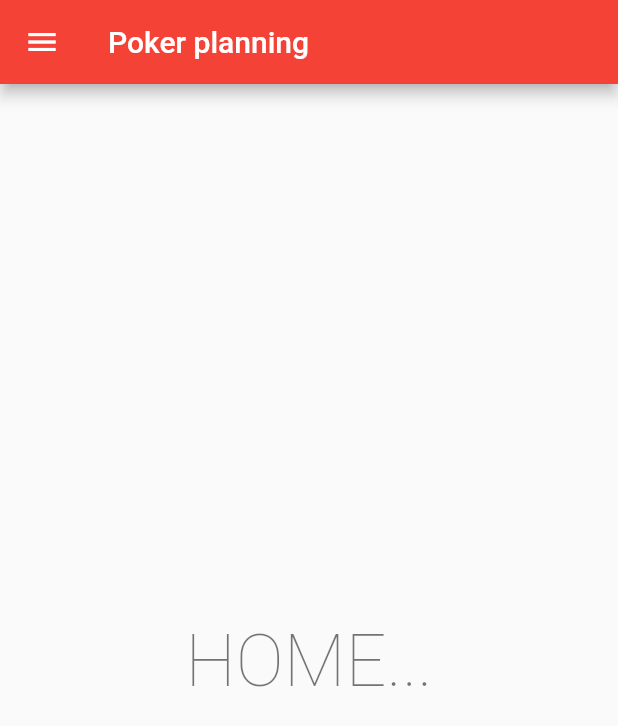
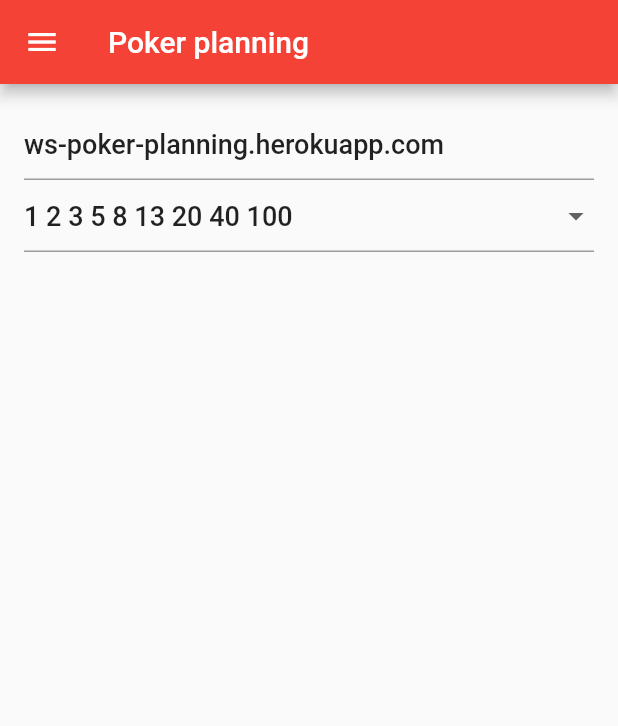
Before and after one commit to amwebexpert/ws_poker_planning_app, a Flutter app: the screen it shows after launch, on a phone screen of 412 x 824 dp. Shown: the top 726 px of the screen. Run offline on Flutter 3.47's test engine with Material 2 defaults, Android fonts, the phone set to English and light mode, and no system bars; our stand-ins replace connectivity_plus, device_info_plus, flutter_mobx, flutter_native_splash, flutter_svg, get_it and 7 more; missing offline and left inert: shared_preferences_web; generated files the repository leaves out were written again; project files that could hold a hidden picture were left out.

Commit message:
chore: initial revision

```diff
--- a/lib/features/home/home.screen.dart
+++ b/lib/features/home/home.screen.dart
@@ -1,5 +1,6 @@
 import 'package:flutter/material.dart';
 import 'package:flutter_gen/gen_l10n/app_localizations.dart';
+import 'package:ws_poker_planning_app/features/home/poker.planning.options.form.dart';
 import 'package:ws_poker_planning_app/theme/app.menu.widget.dart';
 
 class HomeScreen extends StatelessWidget {
@@ -12,7 +13,9 @@ class HomeScreen extends StatelessWidget {
     return Scaffold(
         appBar: AppBar(title: Text(localizations.appTitle)),
         drawer: const Drawer(child: AppMenu()),
-        body:  Center(child: Text('HOME...', style: Theme.of(context).textTheme.headline1))
-    );
+        body: SingleChildScrollView(
+            child: Column(
+          children: const [PokerOptionsFormWidget()],
+        )));
   }
 }
--- /dev/null
+++ b/lib/features/home/poker.planning.model.dart
@@ -0,0 +1,61 @@
+import 'package:ws_poker_planning_app/features/home/service/poker.planning.service.model.dart';
+
+const List<String> pokerPlanningRatingsFibonnaciEnhanced = [
+  '?',
+  '0',
+  '0.5',
+  '1',
+  '1.5',
+  '2',
+  '2.5',
+  '3',
+  '3.5',
+  '4',
+  '4.5',
+  '5',
+  '8',
+  '13',
+  '20',
+  '40',
+  '100'
+];
+const List<String> pokerPlanningRatingsFibonnaci = ['?', '0', '1', '2', '3', '5', '8', '13', '20', '40', '100'];
+const List<String> pokerPlanningRatingsTShirtSizes = ['?', 'S', 'M', 'L', 'XL'];
+const List<String> pokerPlanningRatingsTShirtSizesEnhenced = ['?', 'XS', 'S', 'M', 'L', 'XL', 'XXL'];
+
+enum CardsListingCategoryName { fibonnacy, fibonnacyVariant1, tShirt, tShirtVariant1 }
+
+class CardsListingCategory {
+  CardsListingCategory({required this.values, required this.displayValue, required this.sorter});
+
+  List<String> values;
+  String displayValue;
+  int Function(UserEstimate a, UserEstimate b) sorter;
+}
+
+final Map<CardsListingCategoryName, CardsListingCategory> cardsListingCategories = {
+  CardsListingCategoryName.fibonnacy: CardsListingCategory(
+      displayValue: pokerPlanningRatingsFibonnaci.skip(2).join(' '),
+      values: pokerPlanningRatingsFibonnaci,
+      sorter: sorterFactory(pokerPlanningRatingsFibonnaci)),
+  CardsListingCategoryName.fibonnacyVariant1: CardsListingCategory(
+      displayValue: pokerPlanningRatingsFibonnaciEnhanced
+          .skip(2)
+          .map((e) => e.replaceFirst('0.5', '½').replaceFirst('.5', '½'))
+          .join(' '),
+      values: pokerPlanningRatingsFibonnaciEnhanced,
+      sorter: sorterFactory(pokerPlanningRatingsFibonnaciEnhanced)),
+  CardsListingCategoryName.tShirt: CardsListingCategory(
+      displayValue: pokerPlanningRatingsTShirtSizes.skip(1).join(' '),
+      values: pokerPlanningRatingsTShirtSizes,
+      sorter: sorterFactory(pokerPlanningRatingsTShirtSizes)),
+  CardsListingCategoryName.tShirtVariant1: CardsListingCategory(
+      displayValue: pokerPlanningRatingsTShirtSizesEnhenced.skip(1).join(' '),
+      values: pokerPlanningRatingsTShirtSizesEnhenced,
+      sorter: sorterFactory(pokerPlanningRatingsTShirtSizesEnhenced)),
+};
+
+int Function(UserEstimate a, UserEstimate b) sorterFactory(List<String> valuesArray) {
+  return (UserEstimate a, UserEstimate b) =>
+      valuesArray.indexOf(a.estimate ?? '?') - valuesArray.indexOf(b.estimate ?? '?');
+}
--- /dev/null
+++ b/lib/features/home/poker.planning.options.form.dart
@@ -0,0 +1,112 @@
+import 'package:flutter/material.dart';
+import 'package:flutter_gen/gen_l10n/app_localizations.dart';
+import 'package:responsive_framework/responsive_framework.dart';
+import 'package:ws_poker_planning_app/features/home/poker.planning.model.dart';
+import 'package:ws_poker_planning_app/theme/theme.utils.dart';
+import 'package:ws_poker_planning_app/theme/width.spacer.widget.dart';
+import '../../../utils/extensions/string.extensions.dart';
+
+class PokerOptionsFormWidget extends StatefulWidget {
+  const PokerOptionsFormWidget({super.key});
+
+  @override
+  State<PokerOptionsFormWidget> createState() => _PokerOptionsFormWidgetState();
+}
+
+class _PokerOptionsFormWidgetState extends State<PokerOptionsFormWidget> {
+  final GlobalKey<FormState> _formKey = GlobalKey<FormState>();
+  final TextEditingController _txtServerController = TextEditingController();
+
+  CardsListingCategoryName _category = CardsListingCategoryName.fibonnacy;
+
+  @override
+  void initState() {
+    super.initState();
+
+    _txtServerController.text = 'ws-poker-planning.herokuapp.com';
+  }
+
+  @override
+  void dispose() {
+    _txtServerController.dispose();
+
+    super.dispose();
+  }
+
+  void _onCategoryChange(CardsListingCategoryName value) {
+    setState(() => _category = value);
+  }
+
+  @override
+  Widget build(BuildContext context) {
+    final isColumnLayout = ResponsiveWrapper.of(context).isSmallerThan(TABLET);
+
+    return Form(
+      key: _formKey,
+      child: SingleChildScrollView(
+        padding: EdgeInsets.all(spacing(2)),
+        child: Column(
+          children: [
+            ResponsiveRowColumn(
+              rowMainAxisAlignment: MainAxisAlignment.spaceAround,
+              layout: isColumnLayout ? ResponsiveRowColumnType.COLUMN : ResponsiveRowColumnType.ROW,
+              children: [
+                ResponsiveRowColumnItem(
+                  rowFlex: 1,
+                  child: TextFormFieldServerName(controller: _txtServerController),
+                ),
+                if (!isColumnLayout) const ResponsiveRowColumnItem(child: WidthSpacer()),
+                ResponsiveRowColumnItem(
+                    rowFlex: 1, child: DropDownButtonFieldCategory(value: _category, onChanged: _onCategoryChange)),
+              ],
+            ),
+          ],
+        ),
+      ),
+    );
+  }
+}
+
+class DropDownButtonFieldCategory extends StatelessWidget {
+  const DropDownButtonFieldCategory({Key? key, required this.value, required this.onChanged}) : super(key: key);
+
+  final CardsListingCategoryName value;
+  final void Function(CardsListingCategoryName) onChanged;
+
+  @override
+  Widget build(BuildContext context) {
+    return DropdownButtonFormField<CardsListingCategoryName>(
+      items: [
+        ...cardsListingCategories.entries.map((entry) => DropdownMenuItem(
+              value: entry.key,
+              key: ValueKey(entry.key),
+              child: Text(entry.value.displayValue, style: Theme.of(context).textTheme.bodyText1),
+            ))
+      ],
+      hint: Text(value.name),
+      value: value,
+      onChanged: (newValue) => onChanged(newValue ?? value),
+    );
+  }
+}
+
+class TextFormFieldServerName extends StatelessWidget {
+  final TextEditingController controller;
+
+  const TextFormFieldServerName({Key? key, required this.controller}) : super(key: key);
+
+  @override
+  Widget build(BuildContext context) {
+    final AppLocalizations localizations = AppLocalizations.of(context)!;
+
+    return TextFormField(
+      autofocus: controller.text.isBlank,
+      enableSuggestions: false,
+      autocorrect: false,
+      controller: controller,
+      validator: (value) => value.isBlank ? localizations.fieldValidationMandatory : null,
+      style: Theme.of(context).textTheme.bodyText1,
+      decoration: InputDecoration(hintText: localizations.serverName),
+    );
+  }
+}
--- a/lib/l10n/app_en.arb
+++ b/lib/l10n/app_en.arb
@@ -26,5 +26,6 @@
   "prefThemeBrightnessDark": "Dark theme",
   "prefThemeBrightnessLight": "Light theme",
   "preferences": "Application settings",
-  "privacyPolicy": "Privacy policy"
+  "privacyPolicy": "Privacy policy",
+  "serverName": "Server name"
 }
--- a/lib/l10n/app_fr.arb
+++ b/lib/l10n/app_fr.arb
@@ -26,5 +26,6 @@
   "prefThemeBrightnessDark": "Thème foncé",
   "prefThemeBrightnessLight": "Thème clair",
   "preferences": "Préférences",
-  "privacyPolicy": "Politique de confidentialité"
+  "privacyPolicy": "Politique de confidentialité",
+  "serverName": "Nom du serveur"
 }
--- a/lib/theme/height.spacer.widget.dart
+++ b/lib/theme/height.spacer.widget.dart
@@ -7,7 +7,5 @@ class HeightSpacer extends StatelessWidget {
   const HeightSpacer({Key? key, this.spacingUnitCount = 3}) : super(key: key);
 
   @override
-  Widget build(BuildContext context) => SizedBox(
-        height: spacing(spacingUnitCount),
-      );
+  Widget build(BuildContext context) => SizedBox(height: spacing(spacingUnitCount));
 }
```
Also changed, not shown: lib/features/home/service/poker.planning.service.model.dart (added, +28 -0 lines), lib/theme/width.spacer.widget.dart (added, +11 -0 lines), 1 other file.
